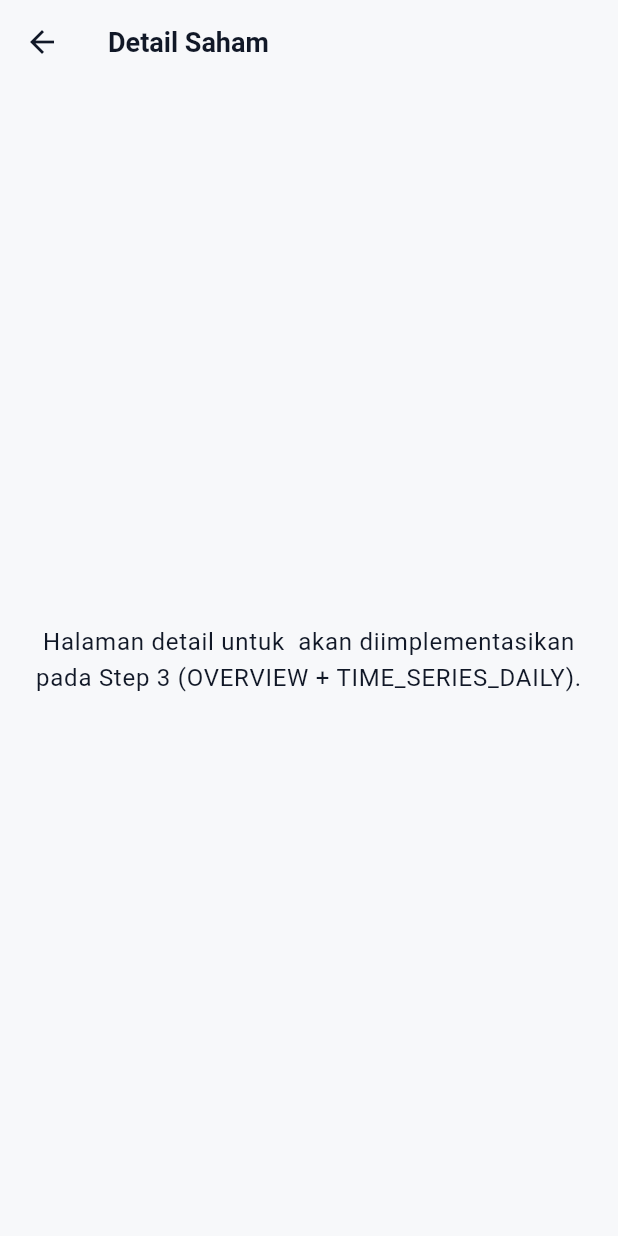
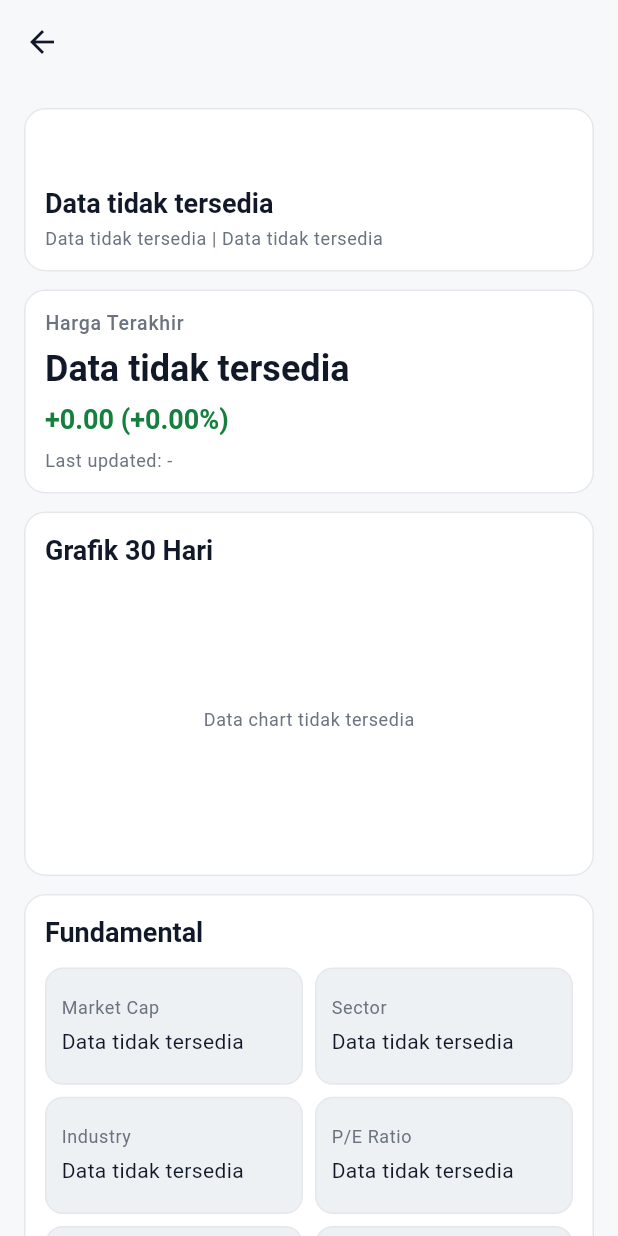
Before and after one commit to Cyaside/bullrithm, a Flutter app: the StockDetailScreen screen opened directly with empty values, on a phone screen of 412 x 824 dp. Run offline on Flutter 3.47's test engine with Material 3 defaults, Android fonts, the phone set to English and light mode, and no system bars.

Commit message:
feat : stock detail

```diff
--- /dev/null
+++ b/lib/presentation/screens/stock_detail/components/components.dart
@@ -0,0 +1,6 @@
+export 'detail_chart_card.dart';
+export 'detail_description_card.dart';
+export 'detail_error_banner.dart';
+export 'detail_fundamental_card.dart';
+export 'detail_header_card.dart';
+export 'detail_price_summary_card.dart';
--- /dev/null
+++ b/lib/presentation/screens/stock_detail/components/detail_chart_card.dart
@@ -0,0 +1,117 @@
+import 'dart:math' as math;
+
+import 'package:flutter/material.dart';
+
+import '../../../../common/theme/app_theme.dart';
+import '../../../../data/models/models.dart';
+
+class StockDetailChartCard extends StatelessWidget {
+  const StockDetailChartCard({super.key, required this.points});
+
+  final List<DailyPricePoint> points;
+
+  @override
+  Widget build(BuildContext context) {
+    final theme = Theme.of(context);
+    final semantic = context.semanticColors;
+
+    return Card(
+      child: Padding(
+        padding: const EdgeInsets.all(14),
+        child: Column(
+          crossAxisAlignment: CrossAxisAlignment.start,
+          children: [
+            Text('Grafik 30 Hari', style: theme.textTheme.titleLarge),
+            const SizedBox(height: 12),
+            SizedBox(
+              height: 180,
+              child: points.length < 2
+                  ? Center(
+                      child: Text(
+                        'Data chart tidak tersedia',
+                        style: theme.textTheme.bodySmall,
+                      ),
+                    )
+                  : CustomPaint(
+                      painter: _LineChartPainter(
+                        points: points,
+                        lineColor: theme.colorScheme.primary,
+                        gridColor: semantic.chartGrid,
+                      ),
+                      child: const SizedBox.expand(),
+                    ),
+            ),
+          ],
+        ),
+      ),
+    );
+  }
+}
+
+class _LineChartPainter extends CustomPainter {
+  _LineChartPainter({
+    required this.points,
+    required this.lineColor,
+    required this.gridColor,
+  });
+
+  final List<DailyPricePoint> points;
+  final Color lineColor;
+  final Color gridColor;
+
+  @override
+  void paint(Canvas canvas, Size size) {
+    const padding = 8.0;
+    final chartRect = Rect.fromLTWH(
+      padding,
+      padding,
+      math.max(0, size.width - (padding * 2)),
+      math.max(0, size.height - (padding * 2)),
+    );
+
+    final minClose = points.map((e) => e.close).reduce(math.min);
+    final maxClose = points.map((e) => e.close).reduce(math.max);
+    final range = math.max(maxClose - minClose, 0.0001);
+
+    final gridPaint = Paint()
+      ..color = gridColor
+      ..strokeWidth = 1;
+
+    for (var i = 0; i < 4; i++) {
+      final y = chartRect.top + chartRect.height * (i / 3);
+      canvas.drawLine(
+        Offset(chartRect.left, y),
+        Offset(chartRect.right, y),
+        gridPaint,
+      );
+    }
+
+    final linePaint = Paint()
+      ..color = lineColor
+      ..strokeWidth = 2
+      ..style = PaintingStyle.stroke
+      ..strokeCap = StrokeCap.round
+      ..strokeJoin = StrokeJoin.round;
+
+    final path = Path();
+    for (var i = 0; i < points.length; i++) {
+      final dx = chartRect.left + (chartRect.width * (i / (points.length - 1)));
+      final norm = (points[i].close - minClose) / range;
+      final dy = chartRect.bottom - (chartRect.height * norm);
+      if (i == 0) {
+        path.moveTo(dx, dy);
+      } else {
+        path.lineTo(dx, dy);
+      }
+    }
+
+    canvas.drawPath(path, linePaint);
+  }
+
+  @override
+  bool shouldRepaint(covariant _LineChartPainter oldDelegate) {
+    return oldDelegate.points != points ||
+        oldDelegate.lineColor != lineColor ||
+        oldDelegate.gridColor != gridColor;
+  }
+}
--- /dev/null
+++ b/lib/presentation/screens/stock_detail/components/detail_formatters.dart
@@ -0,0 +1,40 @@
+String displayOrFallback(String? value) {
+  final trimmed = value?.trim() ?? '';
+  return trimmed.isEmpty ? 'Data tidak tersedia' : trimmed;
+}
+
+String compactCurrencyCode(String? value) {
+  final trimmed = value?.trim() ?? '';
+  return trimmed.isEmpty ? 'USD' : trimmed.toUpperCase();
+}
+
+String formatDecimal(num value) {
+  final negative = value < 0;
+  final abs = value.abs().toStringAsFixed(2);
+  final parts = abs.split('.');
+  final intPart = parts.first;
+  final decPart = parts.last;
+
+  final sb = StringBuffer();
+  for (var i = 0; i < intPart.length; i++) {
+    final reversedIndex = intPart.length - i;
+    sb.write(intPart[i]);
+    if (reversedIndex > 1 && reversedIndex % 3 == 1) {
+      sb.write(',');
+    }
+  }
+
+  final prefix = negative ? '-' : '';
+  return '$prefix${sb.toString()}.$decPart';
+}
+
+String formatMarketCap(int? value) {
+  if (value == null) return 'Data tidak tersedia';
+  final v = value.toDouble();
+
+  if (v >= 1e12) return '${(v / 1e12).toStringAsFixed(2)} T';
+  if (v >= 1e9) return '${(v / 1e9).toStringAsFixed(2)} B';
+  if (v >= 1e6) return '${(v / 1e6).toStringAsFixed(2)} M';
+  if (v >= 1e3) return '${(v / 1e3).toStringAsFixed(2)} K';
+  return value.toString();
+}
--- /dev/null
+++ b/lib/presentation/screens/stock_detail/components/detail_fundamental_card.dart
@@ -0,0 +1,88 @@
+import 'package:flutter/material.dart';
+
+import '../../../../common/theme/app_theme.dart';
+import '../../../../data/models/models.dart';
+import 'detail_formatters.dart';
+
+class StockDetailFundamentalCard extends StatelessWidget {
+  const StockDetailFundamentalCard({super.key, required this.overview});
+
+  final CompanyOverview? overview;
+
+  @override
+  Widget build(BuildContext context) {
+    final theme = Theme.of(context);
+    final items = <_MetricItem>[
+      _MetricItem(
+        'Market Cap',
+        formatMarketCap(overview?.marketCapitalization),
+      ),
+      _MetricItem('Sector', displayOrFallback(overview?.sector)),
+      _MetricItem('Industry', displayOrFallback(overview?.industry)),
+      _MetricItem(
+        'P/E Ratio',
+        overview?.peRatio == null
+            ? 'Data tidak tersedia'
+            : formatDecimal(overview!.peRatio!),
+      ),
+      _MetricItem('Currency', displayOrFallback(overview?.currency)),
+      _MetricItem('Country', displayOrFallback(overview?.country)),
+    ];
+
+    return Card(
+      child: Padding(
+        padding: const EdgeInsets.all(14),
+        child: Column(
+          crossAxisAlignment: CrossAxisAlignment.start,
+          children: [
+            Text('Fundamental', style: theme.textTheme.titleLarge),
+            const SizedBox(height: 12),
+            GridView.builder(
+              physics: const NeverScrollableScrollPhysics(),
+              shrinkWrap: true,
+              itemCount: items.length,
+              gridDelegate: const SliverGridDelegateWithFixedCrossAxisCount(
+                crossAxisCount: 2,
+                childAspectRatio: 2.2,
+                crossAxisSpacing: 8,
+                mainAxisSpacing: 8,
+              ),
+              itemBuilder: (context, index) {
+                final item = items[index];
+                return Container(
+                  padding: const EdgeInsets.all(10),
+                  decoration: BoxDecoration(
+                    borderRadius: BorderRadius.circular(12),
+                    color: context.semanticColors.surfaceMuted,
+                    border: Border.all(color: context.semanticColors.border),
+                  ),
+                  child: Column(
+                    crossAxisAlignment: CrossAxisAlignment.start,
+                    mainAxisAlignment: MainAxisAlignment.center,
+                    children: [
+                      Text(item.label, style: theme.textTheme.bodySmall),
+                      const SizedBox(height: 4),
+                      Text(
+                        item.value,
+                        maxLines: 2,
+                        overflow: TextOverflow.ellipsis,
+                        style: theme.textTheme.bodyMedium,
+                      ),
+                    ],
+                  ),
+                );
+              },
+            ),
+          ],
+        ),
+      ),
+    );
+  }
+}
+
+class _MetricItem {
+  const _MetricItem(this.label, this.value);
+
+  final String label;
+  final String value;
+}
--- /dev/null
+++ b/lib/presentation/screens/stock_detail/components/detail_header_card.dart
@@ -0,0 +1,39 @@
+import 'package:flutter/material.dart';
+
+import '../../../../data/models/models.dart';
+import 'detail_formatters.dart';
+
+class StockDetailHeaderCard extends StatelessWidget {
+  const StockDetailHeaderCard({
+    super.key,
+    required this.overview,
+    required this.symbol,
+  });
+
+  final CompanyOverview? overview;
+  final String symbol;
+
+  @override
+  Widget build(BuildContext context) {
+    final theme = Theme.of(context);
+    final displayName = displayOrFallback(overview?.name);
+    final exchange = displayOrFallback(overview?.exchange);
+    final country = displayOrFallback(overview?.country);
+
+    return Card(
+      child: Padding(
+        padding: const EdgeInsets.all(14),
+        child: Column(
+          crossAxisAlignment: CrossAxisAlignment.start,
+          children: [
+            Text(symbol.toUpperCase(), style: theme.textTheme.headlineSmall),
+            const SizedBox(height: 6),
+            Text(displayName, style: theme.textTheme.titleLarge),
+            const SizedBox(height: 4),
+            Text('$exchange | $country', style: theme.textTheme.bodySmall),
+          ],
+        ),
+      ),
+    );
+  }
+}
--- /dev/null
+++ b/lib/presentation/screens/stock_detail/components/detail_price_summary_card.dart
@@ -0,0 +1,60 @@
+import 'package:flutter/material.dart';
+
+import 'detail_formatters.dart';
+
+class StockDetailPriceSummaryCard extends StatelessWidget {
+  const StockDetailPriceSummaryCard({
+    super.key,
+    required this.price,
+    required this.currency,
+    required this.changeValue,
+    required this.changePercent,
+    required this.changeColor,
+    required this.lastUpdated,
+  });
+
+  final double price;
+  final String? currency;
+  final double changeValue;
+  final double changePercent;
+  final Color changeColor;
+  final DateTime? lastUpdated;
+
+  @override
+  Widget build(BuildContext context) {
+    final theme = Theme.of(context);
+    final priceLabel = price > 0
+        ? '${compactCurrencyCode(currency)} ${formatDecimal(price)}'
+        : 'Data tidak tersedia';
+    final deltaPrefix = changeValue >= 0 ? '+' : '';
+    final lastUpdatedLabel = lastUpdated == null
+        ? '-'
+        : '${lastUpdated!.hour.toString().padLeft(2, '0')}:'
+              '${lastUpdated!.minute.toString().padLeft(2, '0')}';
+
+    return Card(
+      child: Padding(
+        padding: const EdgeInsets.all(14),
+        child: Column(
+          crossAxisAlignment: CrossAxisAlignment.start,
+          children: [
+            Text('Harga Terakhir', style: theme.textTheme.labelMedium),
+            const SizedBox(height: 6),
+            Text(priceLabel, style: theme.textTheme.headlineSmall),
+            const SizedBox(height: 6),
+            Text(
+              '$deltaPrefix${formatDecimal(changeValue)} '
+              '($deltaPrefix${formatDecimal(changePercent)}%)',
+              style: theme.textTheme.titleLarge?.copyWith(color: changeColor),
+            ),
+            const SizedBox(height: 8),
+            Text(
+              'Last updated: $lastUpdatedLabel',
+              style: theme.textTheme.bodySmall,
+            ),
+          ],
+        ),
+      ),
+    );
+  }
+}
--- a/lib/presentation/screens/stock_detail/stock_detail_screen.dart
+++ b/lib/presentation/screens/stock_detail/stock_detail_screen.dart
@@ -1,24 +1,174 @@
 import 'package:flutter/material.dart';
 
-class StockDetailScreen extends StatelessWidget {
+import '../../../common/config/app_env.dart';
+import '../../../common/theme/app_theme.dart';
+import '../../../data/models/models.dart';
+import '../../../data/network/alpha_vantage_client.dart';
+import 'components/components.dart';
+
+class StockDetailScreen extends StatefulWidget {
   const StockDetailScreen({super.key, required this.symbol});
 
   final String symbol;
 
   @override
+  State<StockDetailScreen> createState() => _StockDetailScreenState();
+}
+
+class _StockDetailScreenState extends State<StockDetailScreen> {
+  static const _refreshThrottle = Duration(seconds: 8);
+  static const _chartWindowDays = 30;
+
+  AlphaVantageClient? _client;
+  CompanyOverview? _overview;
+  List<DailyPricePoint> _priceSeries = const [];
+  bool _isLoading = true;
+  String? _errorMessage;
+  DateTime? _lastUpdated;
+  DateTime? _lastRefreshAt;
+  int _requestToken = 0;
+
+  @override
+  void initState() {
+    super.initState();
+
+    if (AppEnv.hasAlphaVantageProxyUrl) {
+      _client = AlphaVantageClient.fromEnv();
+      _fetchData();
+    } else {
+      _isLoading = false;
+      _errorMessage =
+          'Proxy URL belum diisi. Jalankan dengan --dart-define='
+          'ALPHA_VANTAGE_PROXY_URL=https://<worker-url>/query';
+    }
+  }
+
+  @override
+  void dispose() {
+    _client?.dispose();
+    super.dispose();
+  }
+
+  Future<void> _fetchData({bool fromPullToRefresh = false}) async {
+    if (_client == null) return;
+
+    if (fromPullToRefresh && !_canRefreshNow()) {
+      if (mounted) {
+        ScaffoldMessenger.of(context).showSnackBar(
+          const SnackBar(
+            content: Text('Terlalu cepat refresh. Coba lagi beberapa detik.'),
+          ),
+        );
+      }
+      return;
+    }
+
+    final currentToken = ++_requestToken;
+
+    setState(() {
+      _isLoading = true;
+      _errorMessage = null;
+    });
+
+    try {
+      final responses = await Future.wait<dynamic>([
+        _client!.fetchCompanyOverview(widget.symbol),
+        _client!.fetchDailyTimeSeries(widget.symbol),
+      ]);
+
+      if (!mounted || currentToken != _requestToken) return;
+
+      setState(() {
+        _overview = responses[0] as CompanyOverview;
+        _priceSeries = responses[1] as List<DailyPricePoint>;
+        _lastUpdated = DateTime.now();
+      });
+    } on AlphaVantageApiException catch (error) {
+      if (!mounted || currentToken != _requestToken) return;
+      setState(() {
+        _errorMessage = error.message;
+      });
+    } catch (_) {
+      if (!mounted || currentToken != _requestToken) return;
+      setState(() {
+        _errorMessage = 'Gagal memuat detail saham.';
+      });
+    } finally {
+      if (mounted && currentToken == _requestToken) {
+        setState(() {
+          _isLoading = false;
+        });
+      }
+    }
+  }
+
+  bool _canRefreshNow() {
+    final now = DateTime.now();
+    if (_lastRefreshAt == null ||
+        now.difference(_lastRefreshAt!) >= _refreshThrottle) {
+      _lastRefreshAt = now;
+      return true;
+    }
+    return false;
+  }
+
+  @override
   Widget build(BuildContext context) {
-    final theme = Theme.of(context);
+    final semantic = context.semanticColors;
+    final latestPoint = _priceSeries.isNotEmpty ? _priceSeries.last : null;
+    final previousPoint = _priceSeries.length > 1
+        ? _priceSeries[_priceSeries.length - 2]
+        : null;
+
+    final lastClose = latestPoint?.close ?? 0;
+    final previousClose = previousPoint?.close ?? 0;
+    final delta = lastClose - previousClose;
+    final deltaPct = previousClose == 0 ? 0.0 : (delta / previousClose) * 100;
+    final moveColor = delta >= 0 ? semantic.success : semantic.danger;
+
+    final chartPoints = _priceSeries.length <= _chartWindowDays
+        ? _priceSeries
+        : _priceSeries.sublist(_priceSeries.length - _chartWindowDays);
 
     return Scaffold(
-      appBar: AppBar(title: Text(symbol.isEmpty ? 'Detail Saham' : symbol)),
-      body: Center(
-        child: Padding(
-          padding: const EdgeInsets.all(24),
-          child: Text(
-            'Halaman detail untuk $symbol akan diimplementasikan pada Step 3 (OVERVIEW + TIME_SERIES_DAILY).',
-            style: theme.textTheme.bodyLarge,
-            textAlign: TextAlign.center,
-          ),
+      appBar: AppBar(title: Text(widget.symbol.toUpperCase())),
+      body: RefreshIndicator(
+        onRefresh: () => _fetchData(fromPullToRefresh: true),
+        child: ListView(
+          physics: const AlwaysScrollableScrollPhysics(),
+          padding: const EdgeInsets.all(16),
+          children: [
+            if (_isLoading && _overview == null) ...[
+              const SizedBox(height: 120),
+              const Center(child: CircularProgressIndicator()),
+            ] else ...[
+              StockDetailHeaderCard(overview: _overview, symbol: widget.symbol),
+              const SizedBox(height: 12),
+              StockDetailPriceSummaryCard(
+                price: lastClose,
+                currency: _overview?.currency,
+                changeValue: delta,
+                changePercent: deltaPct,
+                changeColor: moveColor,
+                lastUpdated: _lastUpdated,
+              ),
+              const SizedBox(height: 12),
+              StockDetailChartCard(points: chartPoints),
+              const SizedBox(height: 12),
+              StockDetailFundamentalCard(overview: _overview),
+              const SizedBox(height: 12),
+              StockDetailDescriptionCard(
+                description: _overview?.description ?? '',
+              ),
+            ],
+            if (_errorMessage != null) ...[
+              const SizedBox(height: 12),
+              StockDetailErrorBanner(
+                message: _errorMessage!,
+                onRetry: _fetchData,
+              ),
+            ],
+          ],
         ),
       ),
     );
```
Also changed, not shown: lib/presentation/screens/stock_detail/components/detail_description_card.dart (added, +29 -0 lines), lib/presentation/screens/stock_detail/components/detail_error_banner.dart (added, +37 -0 lines).
